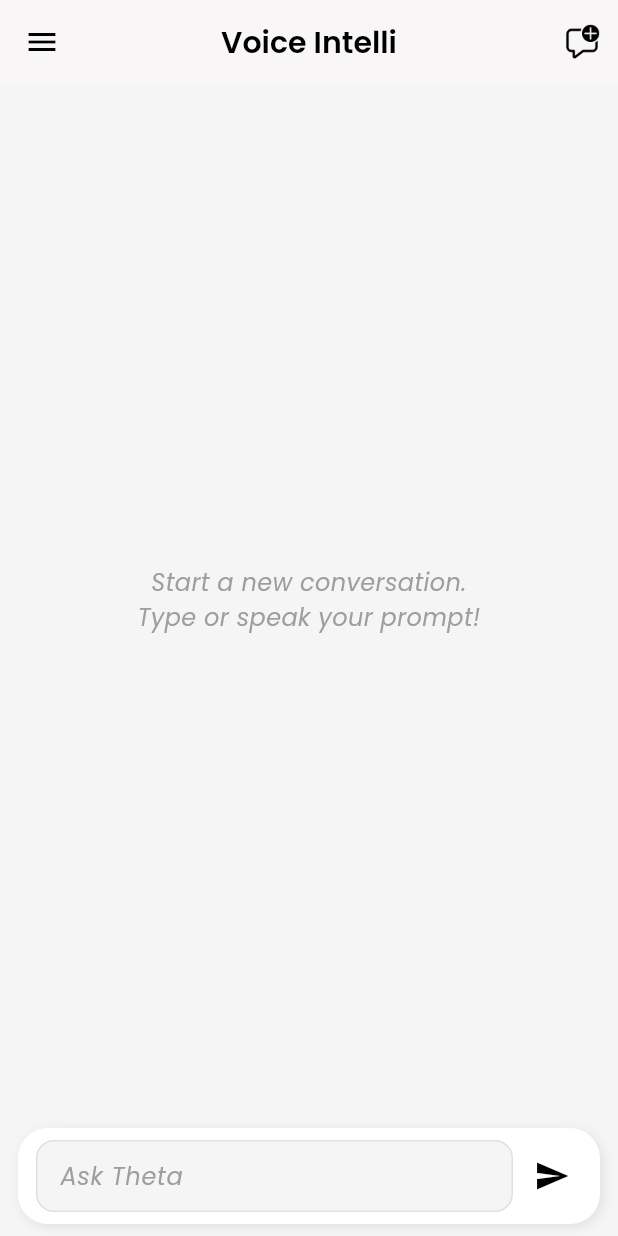
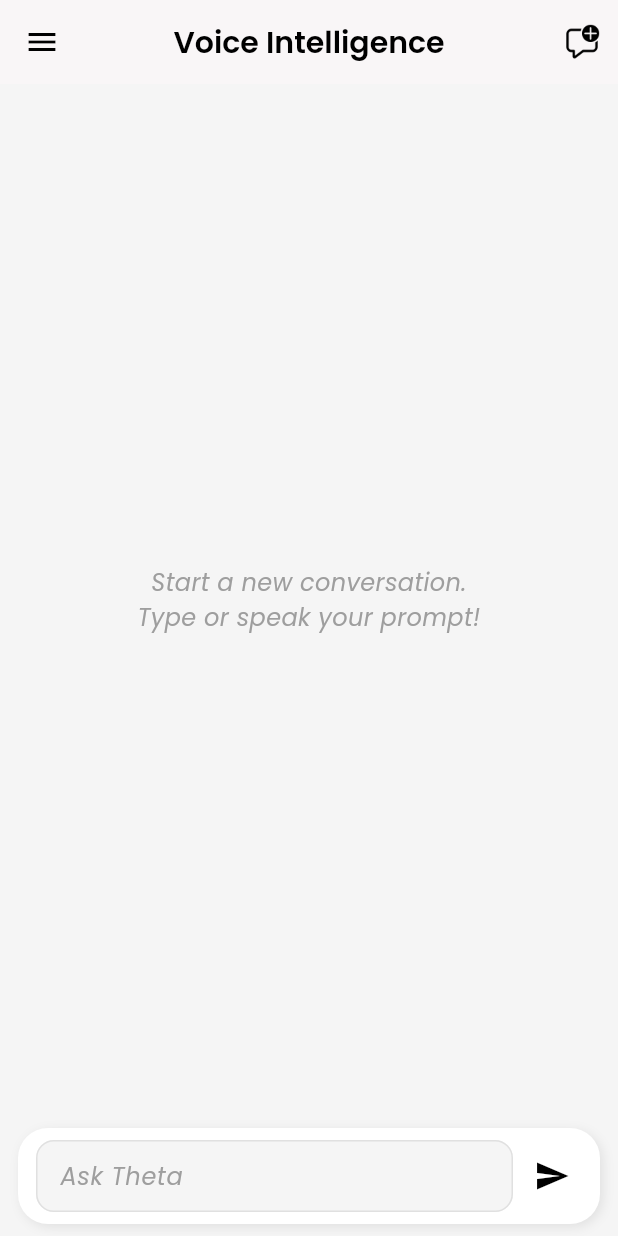
Before and after one commit to hariram4862/legal_assist, a Flutter app: the screen it shows once a user with an empty profile is signed in, on a phone screen of 412 x 824 dp. Run offline on Flutter 3.47's test engine with Material 3 defaults, Android fonts, the light colour scheme and no system bars; our stand-ins replace dio, file_picker, firebase_auth, firebase_core, flutter_gemini, flutter_tts and 7 more; missing offline and left inert: porcupine_flutter, record; accounts and stored records are empty; network calls fail.

Commit message:
test update feature in app

```diff
--- a/lib/screens/home_screen.dart
+++ b/lib/screens/home_screen.dart
@@ -181,7 +181,7 @@ class _HomePageState extends State<HomePage> {
         foregroundColor: Colors.black,
         centerTitle: true,
         title: const Text(
-          'Voice Intelli',
+          'Voice Intelligence',
 
           style: TextStyle(fontWeight: FontWeight.w600, fontSize: 20),
         ),
```
Also changed, not shown: 1 other file.
